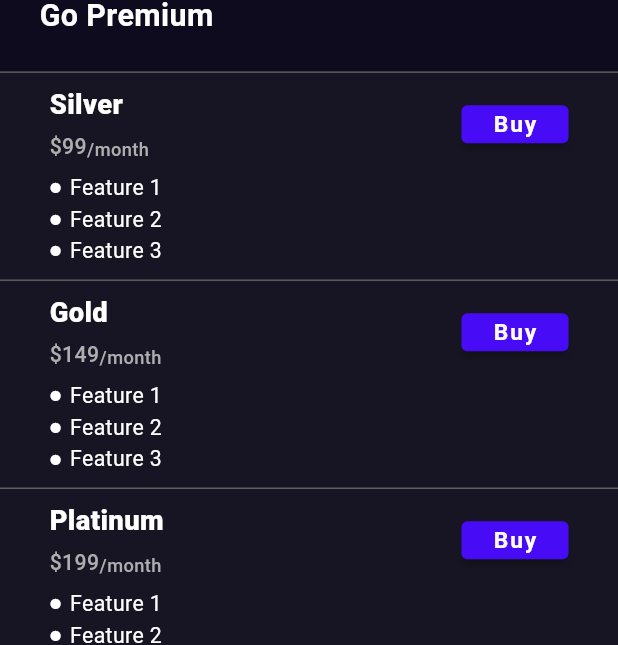
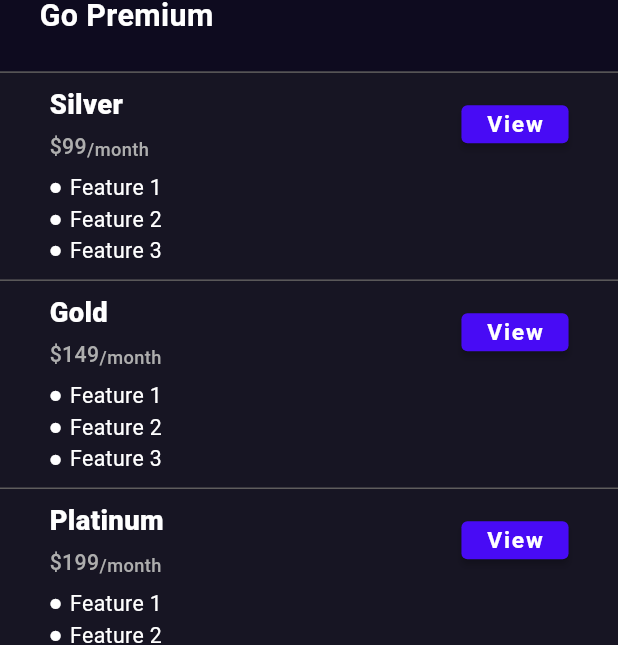
Before and after one commit to cehpoint-official/netteam-app, a Flutter app: the Profile screen opened by its route, scrolled down 420 dp, on a phone screen of 412 x 824 dp. Shown: the part 449-1094 px from the top of the screen. Run offline on Flutter 3.47's test engine with Material 2 defaults, Android fonts, the light colour scheme and no system bars; our stand-ins replace email_validator, flutter_screenutil, flutter_svg, google_fonts, image_picker; missing offline and left inert: flutter_pin_code_fields.

Commit message:
Chnaged Buy Button to View

```diff
--- a/lib/screens/Profile.dart
+++ b/lib/screens/Profile.dart
@@ -631,7 +631,7 @@ class _BodyState extends State<Body> {
                                               const Color(0xFF480BF5))),
                                   onPressed: () {},
                                   child: Text(
-                                    "Buy",
+                                    "View",
                                     style: GoogleFonts.roboto(
                                         fontSize: 15.sp,
                                         fontWeight: FontWeight.bold,
@@ -767,7 +767,7 @@ class _BodyState extends State<Body> {
                                               const Color(0xFF480BF5))),
                                   onPressed: () {},
                                   child: Text(
-                                    "Buy",
+                                    "View",
                                     style: GoogleFonts.roboto(
                                         fontSize: 15.sp,
                                         fontWeight: FontWeight.bold,
@@ -904,7 +904,7 @@ class _BodyState extends State<Body> {
                                               const Color(0xFF480BF5))),
                                   onPressed: () {},
                                   child: Text(
-                                    "Buy",
+                                    "View",
                                     style: GoogleFonts.roboto(
                                         fontSize: 15.sp,
                                         fontWeight: FontWeight.bold,
```
